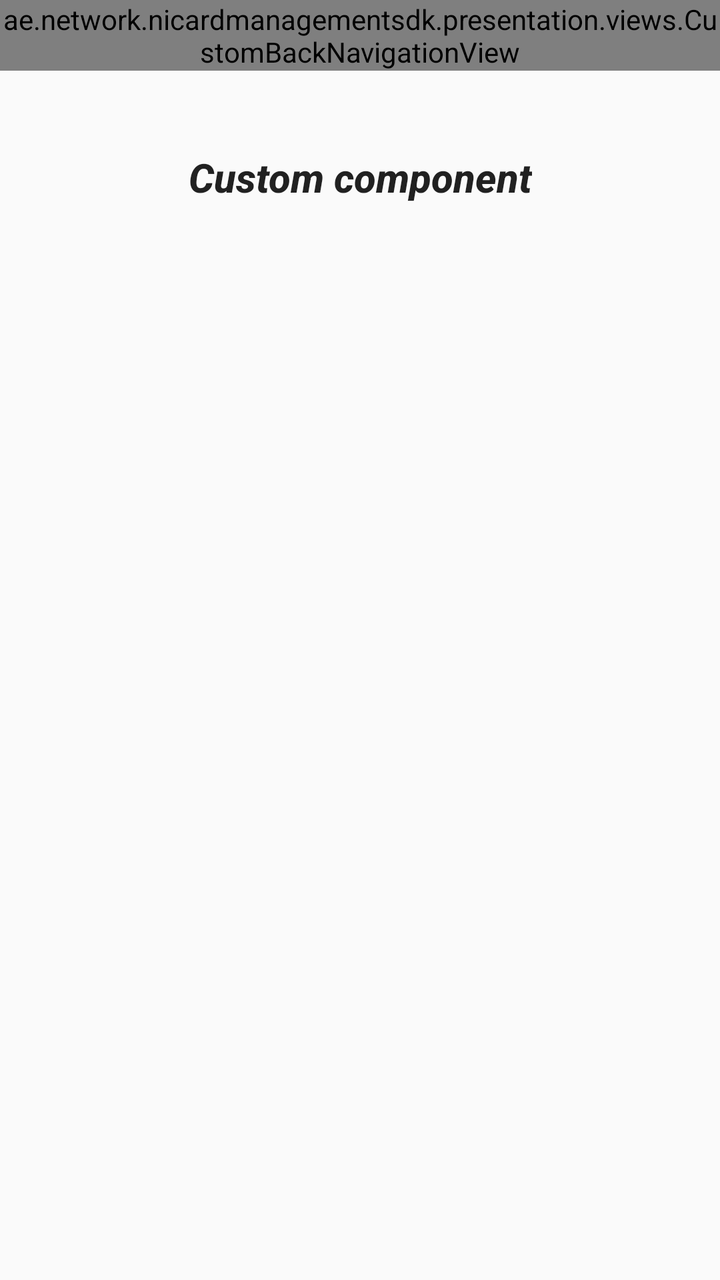
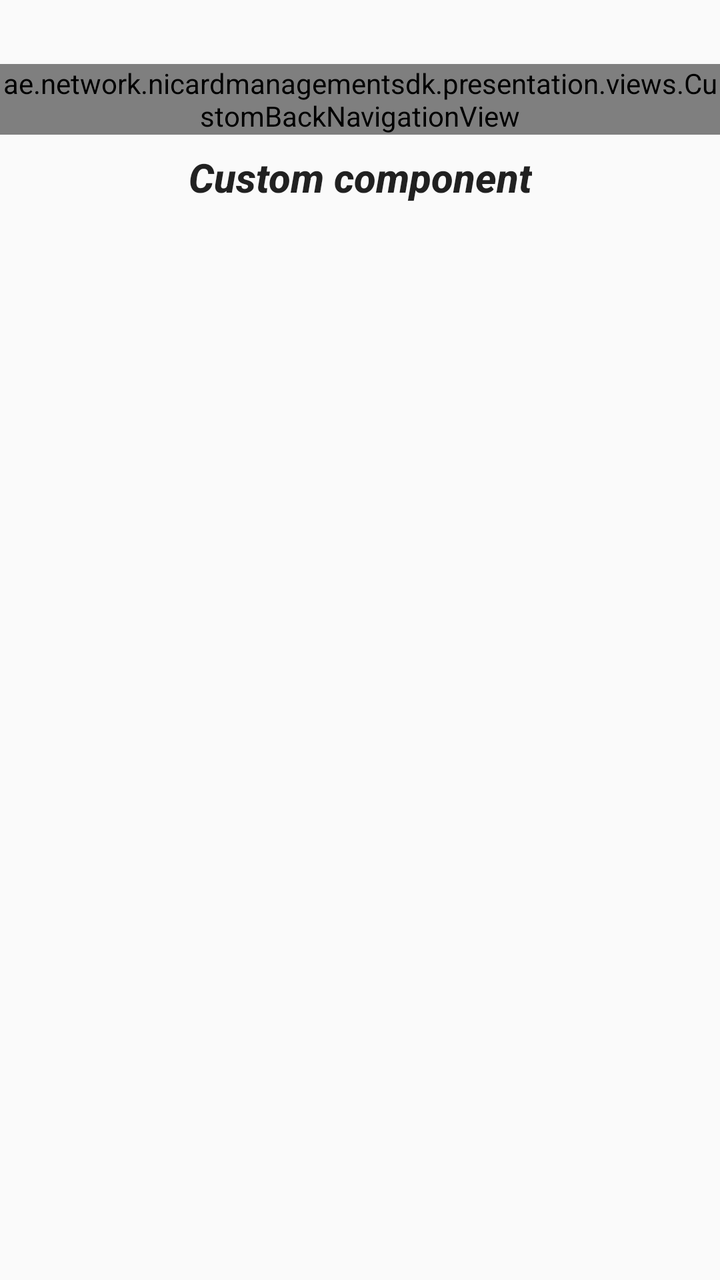

Screens rendered from an Android XML layout before and after an edit, with the pre-edit source and the edit as a unified diff.
<!-- AndroidManifest.xml: application theme Theme.NICardManagementApp.DayNight -->
<!-- res/layout/activity_card_usage_demo.xml -->
<?xml version="1.0" encoding="utf-8"?>
<androidx.constraintlayout.widget.ConstraintLayout xmlns:android="http://schemas.android.com/apk/res/android"
    xmlns:app="http://schemas.android.com/apk/res-auto"
    xmlns:tools="http://schemas.android.com/tools"
    android:layout_width="match_parent"
    android:layout_height="match_parent"
    tools:context="ae.network.nicardmanagementsdk.sample.CardUsageDemoActivity">

    <ae.network.nicardmanagementsdk.presentation.views.CustomBackNavigationView
        android:id="@+id/customBackNavigationView"
        android:theme="@style/ThemeOverlay.NICardManagementSDK.DialogTheme.Auto"
        android:layout_width="0dp"
        android:layout_height="wrap_content"
        app:layout_constraintEnd_toEndOf="parent"
        app:layout_constraintStart_toStartOf="parent"
        app:layout_constraintTop_toTopOf="parent"
        app:title="@string/card_details_from_custom_component" />

    <TextView
        android:id="@+id/firstTitleTextView"
        android:layout_width="wrap_content"
        android:layout_height="wrap_content"
        android:layout_marginTop="16dp"
        android:layout_marginBottom="16dp"
        android:text="@string/custom_component_used_from_host_activity"
        android:textAlignment="center"
        android:textAppearance="@style/TextAppearance.AppCompat.Title"
        android:textStyle="bold|italic"
        app:layout_constraintBottom_toTopOf="@+id/card_container"
        app:layout_constraintEnd_toEndOf="parent"
        app:layout_constraintStart_toStartOf="parent"
        app:layout_constraintTop_toBottomOf="@+id/customBackNavigationView"
        app:layout_constraintVertical_bias="1.0" />

    <FrameLayout
        android:id="@+id/card_container"
        android:layout_width="0dp"
        android:layout_height="178dp"
        android:layout_marginStart="16dp"
        android:layout_marginEnd="16dp"
        android:layout_marginBottom="24dp"
        app:layout_constraintBottom_toTopOf="@+id/guideline3"
        app:layout_constraintEnd_toEndOf="parent"
        app:layout_constraintHorizontal_bias="0.5"
        app:layout_constraintStart_toStartOf="parent"
        tools:background="@color/light_blue"
        tools:minHeight="209dp">

        <ImageView
            android:id="@+id/cardBackgroundImageView"
            android:layout_width="match_parent"
            android:layout_height="match_parent"
            android:contentDescription="@string/background_card_image_content_description"
            android:scaleType="fitXY"
            app:srcCompat="@drawable/bg_default_visa"
            tools:ignore="ImageContrastCheck" />
    </FrameLayout>

    <androidx.constraintlayout.widget.Guideline
        android:id="@+id/guideline3"
        android:layout_width="wrap_content"
        android:layout_height="wrap_content"
        android:orientation="horizontal"
        app:layout_constraintGuide_percent="0.5" />

</androidx.constraintlayout.widget.ConstraintLayout>
<!-- resources referenced by this layout -->
<resources>
  <color name="light_blue">#03A9F4</color>
  <!-- drawable bg_default_visa: vector/xml drawable (drawable, 2289 chars, omitted) -->
  <string name="background_card_image_content_description" translatable="false">Background card image</string>
  <string name="card_details_from_custom_component">Card details</string>
  <string name="custom_component_used_from_host_activity">Custom component</string>
  <style name="ThemeOverlay.NICardManagementSDK.DialogTheme.Auto">
          // text color
          <item name="textColorCustom">?android:textColorPrimary</item>
          // page background color
          <item name="backgroundColorCustom">?android:colorBackground</item>
      </style>
  <style name="Theme.NICardManagementApp.DayNight">
          
          <item name="android:statusBarColor">@color/gray_850</item>
      </style>
  <color name="gray_850">#FF303030</color>
</resources>

<!-- the commit's change to res/layout/activity_card_usage_demo.xml (unified diff, before → after) -->
@@ -8,9 +8,10 @@
 
     <ae.network.nicardmanagementsdk.presentation.views.CustomBackNavigationView
         android:id="@+id/customBackNavigationView"
-        android:theme="@style/ThemeOverlay.NICardManagementSDK.DialogTheme.Auto"
         android:layout_width="0dp"
         android:layout_height="wrap_content"
+        android:layout_marginTop="32dp"
+        android:theme="@style/ThemeOverlay.NICardManagementSDK.DialogTheme.Auto"
         app:layout_constraintEnd_toEndOf="parent"
         app:layout_constraintStart_toStartOf="parent"
         app:layout_constraintTop_toTopOf="parent"
